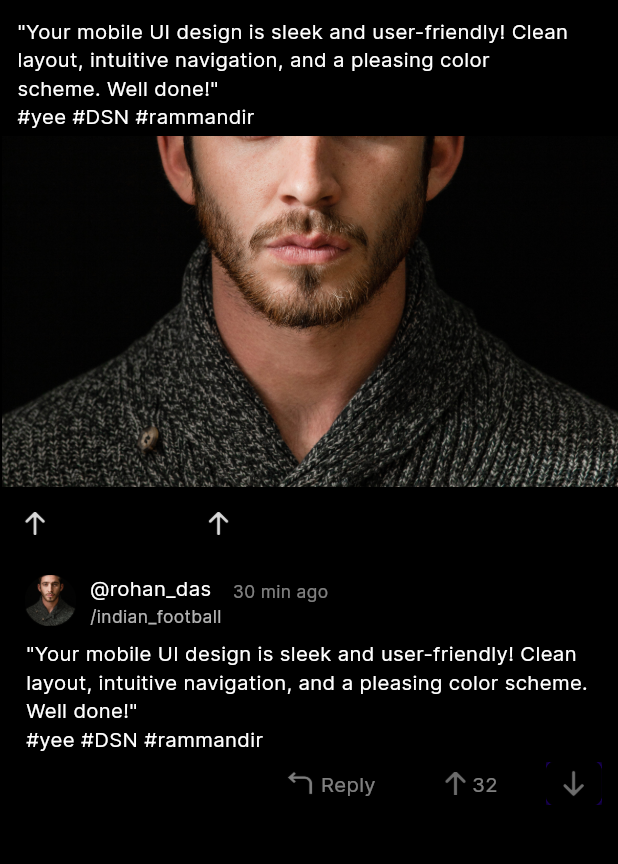
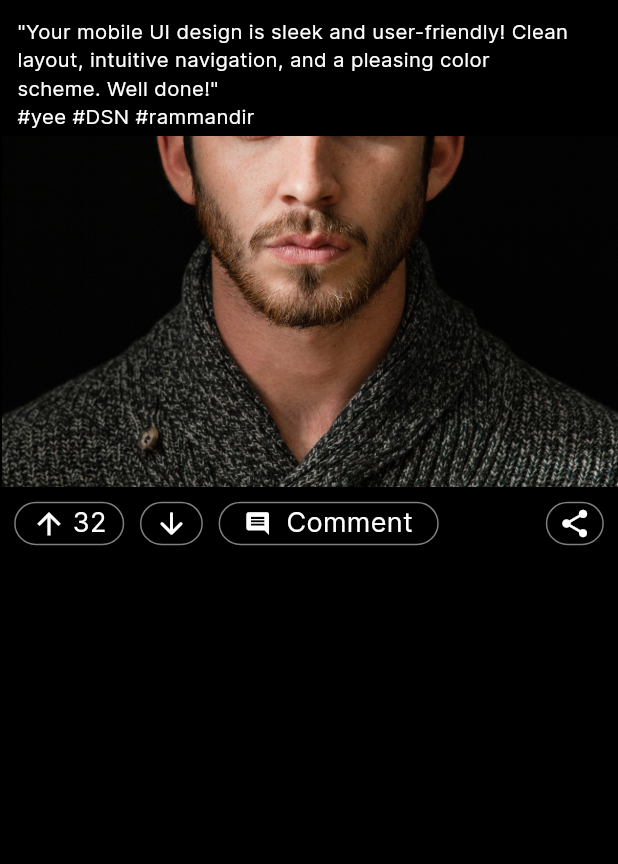
Before and after one commit to beingrushabh/UIDSN, a Flutter app: the PostScreen screen opened by its route, on a phone screen of 412 x 824 dp, the part 205-1069 px from its top. Run offline on Flutter 3.47's test engine with Material 3 defaults, Android fonts, the phone set to English and light mode, and no system bars; our stand-ins replace cached_network_image, connectivity_plus, dio, equatable, flutter_bloc, flutter_svg and 2 more; missing offline and left inert: flutter_login_facebook; accounts and stored records are empty.

Commit message:
Post UI improved, comment section created but throwing overflow error

```diff
--- a/lib/core/utils/pref_utils.dart
+++ b/lib/core/utils/pref_utils.dart
@@ -1,7 +1,5 @@
 //ignore: unused_import
 import 'dart:convert';
-import 'dart:ui';
-import 'package:flutter/scheduler.dart';
 import 'package:shared_preferences/shared_preferences.dart';
 
 class PrefUtils {
--- a/lib/core/utils/size_utils.dart
+++ b/lib/core/utils/size_utils.dart
@@ -1,4 +1,3 @@
-import 'dart:ui' as ui;
 import 'package:flutter/material.dart';
 
 // These are the Viewport values of your Figma Design.
--- a/lib/data/apiClient/api_client.dart
+++ b/lib/data/apiClient/api_client.dart
@@ -1,3 +1,2 @@
-import 'package:rushabh_s_application/core/app_export.dart';
 
 class ApiClient {}
--- /dev/null
+++ b/lib/presentation/comment_tab/bloc/comment_event.dart
@@ -0,0 +1,16 @@
+// ignore_for_file: must_be_immutable
+
+part of 'comment_bloc.dart';
+
+/// Abstract class for all events that can be dispatched from the
+///Post widget.
+///
+/// Events must be immutable and implement the [Equatable] interface.
+@immutable
+abstract class CommentEvent extends Equatable {}
+
+/// Event that is dispatched when the Post widget is first created.
+class CommentInitialEvent extends CommentEvent {
+  @override
+  List<Object?> get props => [];
+}
--- a/lib/presentation/post_screen/post_screen.dart
+++ b/lib/presentation/post_screen/post_screen.dart
@@ -5,8 +5,7 @@ import 'package:rushabh_s_application/core/app_export.dart';
 import 'package:rushabh_s_application/widgets/app_bar/appbar_leading_iconbutton.dart';
 import 'package:rushabh_s_application/widgets/app_bar/appbar_title.dart';
 import 'package:rushabh_s_application/widgets/app_bar/custom_app_bar.dart';
-import 'package:rushabh_s_application/widgets/custom_icon_button.dart';
-
+import 'package:rushabh_s_application/presentation/comment_tab/comment_widget.dart';
 class PostScreen extends StatelessWidget {
   const PostScreen({Key? key})
       : super(
@@ -36,6 +35,7 @@ class PostScreen extends StatelessWidget {
               child: Column(
                 crossAxisAlignment: CrossAxisAlignment.start,
                 children: [
+                  //Post Profile ID
                   Padding(
                     padding: EdgeInsets.only(left: 11.h),
                     child: _buildProfileRow(
@@ -46,6 +46,7 @@ class PostScreen extends StatelessWidget {
                     ),
                   ),
                   SizedBox(height: 11.v),
+                  //post caption
                   Container(
                     width: 355.h,
                     margin: EdgeInsets.only(
@@ -60,6 +61,7 @@ class PostScreen extends StatelessWidget {
                     ),
                   ),
                   SizedBox(height: 4.v),
+                  //post photo/media
                   CustomImageView(
                     imagePath: ImageConstant.imgRectangle27,
                     height: 242.v,
@@ -67,135 +69,13 @@ class PostScreen extends StatelessWidget {
                     margin: EdgeInsets.only(left: 1.h),
                   ),
                   SizedBox(height: 10.v),
+                  //Post reactions
                   _buildPostRow(context),
                   SizedBox(height: 19.v),
-                  Padding(
-                    padding: EdgeInsets.only(left: 16.h),
-                    child: _buildProfileRow(
-                      context,
-                      username: "lbl_rohan_das".tr,
-                      handle: "msg_indian_football".tr,
-                      timestamp: "lbl_30_min_ago".tr,
-                    ),
-                  ),
-                  SizedBox(height: 7.v),
-                  Align(
-                    alignment: Alignment.center,
-                    child: Container(
-                      width: 372.h,
-                      margin: EdgeInsets.only(
-                        left: 16.h,
-                        right: 4.h,
-                      ),
-                      child: Text(
-                        "msg_your_mobile_ui".tr,
-                        maxLines: 4,
-                        overflow: TextOverflow.ellipsis,
-                        style: theme.textTheme.bodyMedium,
-                      ),
-                    ),
-                  ),
-                  SizedBox(height: 6.v),
-                  Align(
-                    alignment: Alignment.centerRight,
-                    child: Padding(
-                      padding: EdgeInsets.only(right: 10.h),
-                      child: Row(
-                        mainAxisAlignment: MainAxisAlignment.end,
-                        children: [
-                          SizedBox(
-                            height: 30.v,
-                            width: 84.h,
-                            child: Stack(
-                              alignment: Alignment.centerLeft,
-                              children: [
-                                CustomImageView(
-                                  imagePath: ImageConstant.imgClose,
-                                  height: 30.v,
-                                  width: 84.h,
-                                  alignment: Alignment.center,
-                                ),
-                                Align(
-                                  alignment: Alignment.centerLeft,
-                                  child: Padding(
-                                    padding: EdgeInsets.only(left: 10.h),
-                                    child: Row(
-                                      children: [
-                                        CustomImageView(
-                                          imagePath:
-                                              ImageConstant.imgReplyArrow,
-                                          height: 18.v,
-                                          width: 20.h,
-                                        ),
-                                        Padding(
-                                          padding: EdgeInsets.only(left: 3.h),
-                                          child: Text(
-                                            "lbl_reply".tr,
-                                            style: CustomTextStyles
-                                                .bodyMediumWhiteA700,
-                                          ),
-                                        ),
-                                      ],
-                                    ),
-                                  ),
-                                ),
-                              ],
-                            ),
-                          ),
-                          Container(
-                            height: 30.v,
-                            width: 58.h,
-                            margin: EdgeInsets.only(left: 17.h),
-                            child: Stack(
-                              alignment: Alignment.bottomLeft,
-                              children: [
-                                CustomImageView(
-                                  imagePath: ImageConstant.imgClose,
-                                  height: 30.v,
-                                  width: 58.h,
-                                  alignment: Alignment.center,
-                                ),
-                                Align(
-                                  alignment: Alignment.bottomLeft,
-                                  child: Padding(
-                                    padding: EdgeInsets.only(
-                                      left: 10.h,
-                                      bottom: 5.v,
-                                    ),
-                                    child: Row(
-                                      children: [
-                                        CustomImageView(
-                                          imagePath:
-                                              ImageConstant.imgUpvoteIcon16x15,
-                                          height: 16.v,
-                                          width: 15.h,
-                                        ),
-                                        Padding(
-                                          padding: EdgeInsets.only(left: 3.h),
-                                          child: Text(
-                                            "lbl_32".tr,
-                                            style: CustomTextStyles
-                                                .bodyMediumWhiteA700,
-                                          ),
-                                        ),
-                                      ],
-                                    ),
-                                  ),
-                                ),
-                              ],
-                            ),
-                          ),
-                          CustomImageView(
-                            imagePath: ImageConstant.imgTwitter,
-                            height: 30.v,
-                            width: 36.h,
-                            margin: EdgeInsets.only(left: 17.h),
-                          ),
-                        ],
-                      ),
-                    ),
-                  ),
-                  SizedBox(height: 5.v),
+                  //comment section, this is the section where the error is
+                  // SizedBox(
+                  //   child: CommentScreen(),
+                  // )
                 ],
               ),
             ),
@@ -228,95 +108,134 @@ class PostScreen extends StatelessWidget {
       styleType: Style.bgGradientnameblack900nameblack900opacity0,
     );
   }
-
+//UI corrected
   /// Section Widget
   Widget _buildPostRow(BuildContext context) {
     return Padding(
       padding: EdgeInsets.symmetric(horizontal: 9.h),
       child: Row(
         children: [
+          //Below id Upvote icon with upvote count
           SizedBox(
             height: 30.v,
-            width: 57.h,
-            child: Stack(
-              alignment: Alignment.centerLeft,
-              children: [
-                CustomImageView(
-                  imagePath: ImageConstant.imgUpvote,
-                  height: 30.v,
-                  width: 57.h,
-                  alignment: Alignment.center,
+            width: 70.h,
+            child: Container(
+              decoration: BoxDecoration(
+                border: Border.all(
+                  color: Colors.white.withOpacity(0.5),
                 ),
-                CustomImageView(
-                  imagePath: ImageConstant.imgUpvoteIcon,
-                  height: 16.adaptSize,
-                  width: 16.adaptSize,
-                  alignment: Alignment.centerLeft,
-                  margin: EdgeInsets.only(left: 6.h),
-                ),
-              ],
-            ),
-          ),
-          Padding(
-            padding: EdgeInsets.only(left: 16.h),
-            child: CustomIconButton(
-              height: 30.adaptSize,
-              width: 30.adaptSize,
-              child: CustomImageView(
-                imagePath: ImageConstant.imgPostDownvoteButtonWhiteA700,
+                borderRadius: BorderRadius.circular(15.0),
+              ),
+              child: Row(
+                crossAxisAlignment: CrossAxisAlignment.center,
+                mainAxisAlignment: MainAxisAlignment.center,
+                children: [
+                  Icon(
+                    Icons.arrow_upward,
+                    color: Colors.white,
+                    size: 23.0,
+                  ),
+                  SizedBox(width: 4.0),
+                  Text(
+                    "32",
+                    style: TextStyle(
+                      color: Colors.white,
+                      fontSize: 18,
+                    ),
+                  ),
+                ],
               ),
             ),
           ),
-          Container(
+          SizedBox(width: 10.h),
+          //down vote button
+          SizedBox(
             height: 30.v,
-            width: 100.h,
-            margin: EdgeInsets.only(left: 16.h),
-            child: Stack(
-              alignment: Alignment.centerLeft,
-              children: [
-                CustomImageView(
-                  imagePath: ImageConstant.imgPostShareButton,
-                  height: 30.v,
-                  width: 100.h,
-                  alignment: Alignment.center,
+            width: 40.h,
+            child: Container(
+              decoration: BoxDecoration(
+                border: Border.all(
+                  color: Colors.white.withOpacity(0.5),
                 ),
-                Align(
-                  alignment: Alignment.centerLeft,
-                  child: Padding(
-                    padding: EdgeInsets.only(left: 6.h),
-                    child: Row(
-                      crossAxisAlignment: CrossAxisAlignment.start,
-                      children: [
-                        CustomImageView(
-                          imagePath: ImageConstant.imgUpvoteIcon,
-                          height: 16.adaptSize,
-                          width: 16.adaptSize,
-                        ),
-                        CustomImageView(
-                          imagePath: ImageConstant.imgCommentText,
-                          height: 8.v,
-                          width: 56.h,
-                          margin: EdgeInsets.only(
-                            left: 6.h,
-                            top: 3.v,
-                            bottom: 4.v,
-                          ),
-                        ),
-                      ],
+                borderRadius: BorderRadius.circular(15.0),
+              ),
+              child: Row(
+                mainAxisSize: MainAxisSize.min,
+                crossAxisAlignment: CrossAxisAlignment.center,
+                mainAxisAlignment: MainAxisAlignment.center,
+                children: [
+                  Center(
+                    child: Icon(
+                      Icons.arrow_downward_rounded,
+                      color: Colors.white,
+                      size: 23.0,
                     ),
                   ),
+                ],
+              ),
+            ),
+          ),
+          //comment button
+          SizedBox(width: 10.h),
+          SizedBox(
+            height: 30.v,
+            width: 140.h,
+            child: Container(
+              decoration: BoxDecoration(
+                border: Border.all(
+                  color: Colors.white.withOpacity(0.5),
                 ),
-              ],
+                borderRadius: BorderRadius.circular(15.0),
+              ),
+              child: Row(
+                crossAxisAlignment: CrossAxisAlignment.center,
+                mainAxisAlignment: MainAxisAlignment.center,
+                children: [
+                  Icon(
+                    Icons.comment,
+                    color: Colors.white,
+                    size: 18.0,
+                  ),
+                  SizedBox(width: 10.0),
+                  Text(
+                    "Comment",
+                    style: TextStyle(
+                      color: Colors.white,
+                      fontSize: 18,
+                    ),
+                  ),
+                ],
+              ),
             ),
           ),
           Spacer(),
-          CustomIconButton(
+          SizedBox(
             height: 30.adaptSize,
-            width: 30.adaptSize,
-            child: CustomImageView(
-              imagePath: ImageConstant.imgPostShareButton,
+            width: 40.adaptSize,
+            child: Container(
+              decoration: BoxDecoration(
+                border: Border.all(
+                  color: Colors.white.withOpacity(0.5),
+                ),
+                borderRadius: BorderRadius.circular(15.0),
+              ),
+              child: Row(
+                mainAxisSize: MainAxisSize.min,
+                crossAxisAlignment: CrossAxisAlignment.center,
+                mainAxisAlignment: MainAxisAlignment.center,
+                children: [
+                  Center(
+                    child: Icon(
+                      Icons.share,
+                      color: Colors.white,
+                      size:22,
+                    ),
+                  ),
+                ],
+              ),
             ),
           ),
+
         ],
       ),
     );
--- a/lib/theme/custom_button_style.dart
+++ b/lib/theme/custom_button_style.dart
@@ -1,4 +1,3 @@
-import 'dart:ui';
 import 'package:rushabh_s_application/core/app_export.dart';
 import 'package:flutter/material.dart';
 
--- a/lib/theme/theme_helper.dart
+++ b/lib/theme/theme_helper.dart
@@ -1,4 +1,3 @@
-import 'dart:ui';
 import 'package:flutter/material.dart';
 import '../../core/app_export.dart';
 
--- a/lib/widgets/base_button.dart
+++ b/lib/widgets/base_button.dart
@@ -1,5 +1,4 @@
 import 'package:flutter/material.dart';
-import 'package:rushabh_s_application/core/app_export.dart';
 
 class BaseButton extends StatelessWidget {
   BaseButton({
```
Also changed, not shown: lib/presentation/comment_tab/bloc/comment_bloc.dart (added, +18 -0 lines), lib/presentation/comment_tab/bloc/comment_state.dart (added, +19 -0 lines), lib/presentation/comment_tab/comment_widget.dart (added, +221 -0 lines), lib/presentation/comment_tab/models/comment_model.dart (added, +16 -0 lines).
